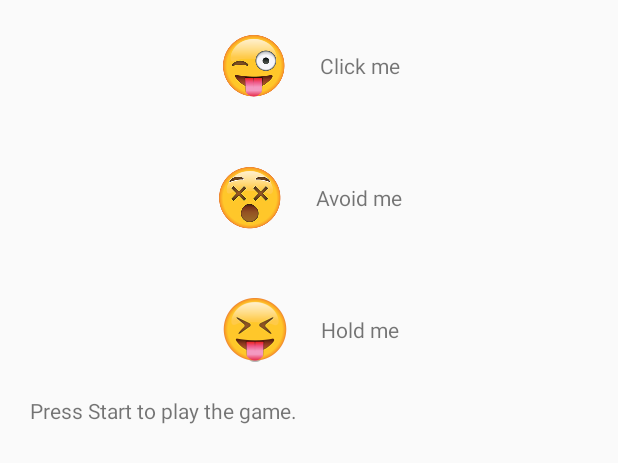
After one commit to punit-kulal/MiniGames, an Android app: the layout reflex_instructions.xml on its own in the app's theme, with its tools: preview values and no code run, on a phone screen of 412 x 824 dp. The commit adds this screen. Shown: the top 463 px of the screen. Run offline under Robolectric (Android 15) with nearby library versions, the phone set to English and light mode, and no system bars.

Commit message:
Game 2 complete. Bug fixes

```diff
--- a/app/build.gradle
+++ b/app/build.gradle
@@ -25,5 +25,6 @@ dependencies {
         exclude group: 'com.android.support', module: 'support-annotations'
     })
     compile 'com.android.support:appcompat-v7:25.2.0'
+    compile 'com.android.support:support-v4:25.2.0'
     testCompile 'junit:junit:4.12'
 }
--- a/app/src/main/res/layout/activity_main.xml
+++ b/app/src/main/res/layout/activity_main.xml
@@ -38,6 +38,7 @@
         android:layout_width="match_parent"
         android:layout_height="wrap_content"
         android:text="@string/Game2"
-        android:onClick="game2"/>
+        android:onClick="game2"
+        android:layout_marginTop="20dp"/>
     </LinearLayout>
 </RelativeLayout>
--- a/app/src/main/res/layout/em_reflex.xml
+++ b/app/src/main/res/layout/reflex_em.xml
@@ -71,13 +71,11 @@
             android:layout_width="0dp"
             android:layout_height="match_parent"
             android:layout_weight="1"
-
             android:padding="0dp"/>
         <ImageView
             android:layout_width="0dp"
             android:layout_height="match_parent"
             android:layout_weight="1"
-
             android:padding="0dp"/>
     </LinearLayout>
     <LinearLayout
--- /dev/null
+++ b/app/src/main/res/layout/reflex_instructions.xml
@@ -0,0 +1,64 @@
+<?xml version="1.0" encoding="utf-8"?>
+<LinearLayout xmlns:android="http://schemas.android.com/apk/res/android"
+              android:orientation="vertical" android:layout_width="match_parent"
+              android:layout_height="match_parent">
+    <LinearLayout
+        android:layout_width="wrap_content"
+        android:layout_height="wrap_content"
+        android:orientation="horizontal"
+        android:layout_gravity="center_horizontal"
+        android:padding="20dp">
+        <ImageView
+            android:layout_width="wrap_content"
+            android:layout_height="wrap_content"
+            android:src="@mipmap/singleclick"
+            android:layout_gravity="center_vertical"/>
+        <TextView
+            android:layout_width="wrap_content"
+            android:layout_height="wrap_content"
+            android:text="@string/click_me"
+            android:layout_gravity="center_vertical"
+            android:layout_marginLeft="20dp"/>
+    </LinearLayout>
+    <LinearLayout
+        android:layout_width="wrap_content"
+        android:layout_height="wrap_content"
+        android:orientation="horizontal"
+        android:layout_gravity="center_horizontal"
+        android:padding="20dp">
+        <ImageView
+            android:layout_width="wrap_content"
+            android:layout_height="wrap_content"
+            android:src="@mipmap/noclick"
+            android:layout_gravity="center_vertical"/>
+        <TextView
+            android:layout_width="wrap_content"
+            android:layout_height="wrap_content"
+            android:text="@string/avoid_me"
+            android:layout_gravity="center_vertical"
+            android:layout_marginLeft="20dp"/>
+    </LinearLayout>
+    <LinearLayout
+        android:layout_width="wrap_content"
+        android:layout_height="wrap_content"
+        android:orientation="horizontal"
+        android:layout_gravity="center_horizontal"
+        android:padding="20dp">
+        <ImageView
+            android:layout_width="wrap_content"
+            android:layout_height="wrap_content"
+            android:src="@mipmap/longclick"
+            android:layout_gravity="center_vertical"/>
+        <TextView
+            android:layout_width="wrap_content"
+            android:layout_height="wrap_content"
+            android:text="@string/hold_me"
+            android:layout_gravity="center_vertical"
+            android:layout_marginLeft="20dp"/>
+    </LinearLayout>
+    <TextView
+        android:layout_width="wrap_content"
+        android:layout_height="wrap_content"
+        android:text="@string/press_start_to_play_the_game"
+        android:layout_marginStart="20dp"/>
+</LinearLayout>
--- a/app/src/main/res/values/strings.xml
+++ b/app/src/main/res/values/strings.xml
@@ -21,4 +21,11 @@
     <string name="score">Score</string>
     <string name="Start">Start</string>
     <string name="wait">Wait</string>
+    <string name="avoid_this">Avoid this</string>
+    <string name="click_this">Click this</string>
+    <string name="click_me">Click me</string>
+    <string name="avoid_me">Avoid me</string>
+    <string name="hold_me">Hold me</string>
+    <string name="ok">OK</string>
+    <string name="press_start_to_play_the_game">Press Start to play the game.</string>
 </resources>
```
Also changed, not shown: app/src/main/java/com/example/android/minigames/Reflex.java (+84 -31 lines), app/src/main/res/layout/activity_reflex.xml (+7 -4 lines), app/src/main/ic_launcher-web.png, app/src/main/res/layout/reflex_h.xml (renamed from app/src/main/res/layout/h_reflex.xml), app/src/main/res/mipmap-hdpi/ic_launcher.png, app/src/main/res/mipmap-hdpi/longclick.png (renamed from app/src/main/res/mipmap-hdpi/doubleclick.png), app/src/main/res/mipmap-mdpi/ic_launcher.png, app/src/main/res/mipmap-mdpi/longclick.png (renamed from app/src/main/res/mipmap-mdpi/doubleclick.png), app/src/main/res/mipmap-xhdpi/ic_launcher.png, app/src/main/res/mipmap-xhdpi/longclick.png (renamed from app/src/main/res/mipmap-xhdpi/doubleclick.png), app/src/main/res/mipmap-xxhdpi/ic_launcher.png, app/src/main/res/mipmap-xxhdpi/longclick.png (renamed from app/src/main/res/mipmap-xxhdpi/doubleclick.png), app/src/main/res/mipmap-xxxhdpi/ic_launcher.png, app/src/main/res/mipmap-xxxhdpi/longclick.png (renamed from app/src/main/res/mipmap-xxxhdpi/doubleclick.png).
